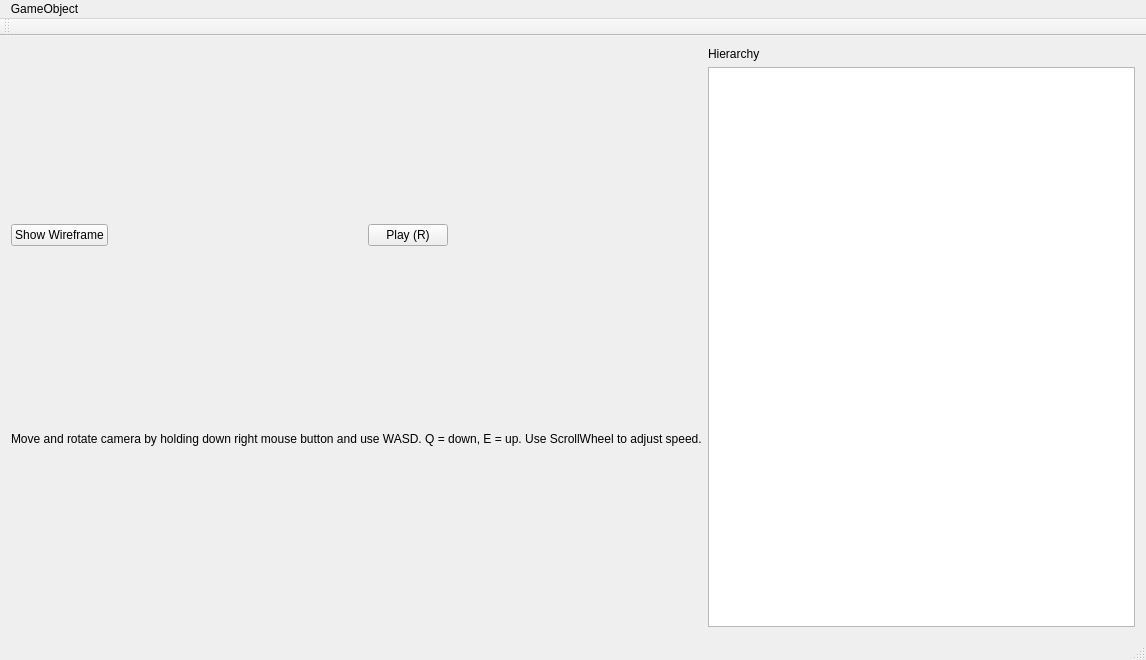
Old version of the form mainwindow.ui in the repository FredrikEik/Game_Engine_Architecture.
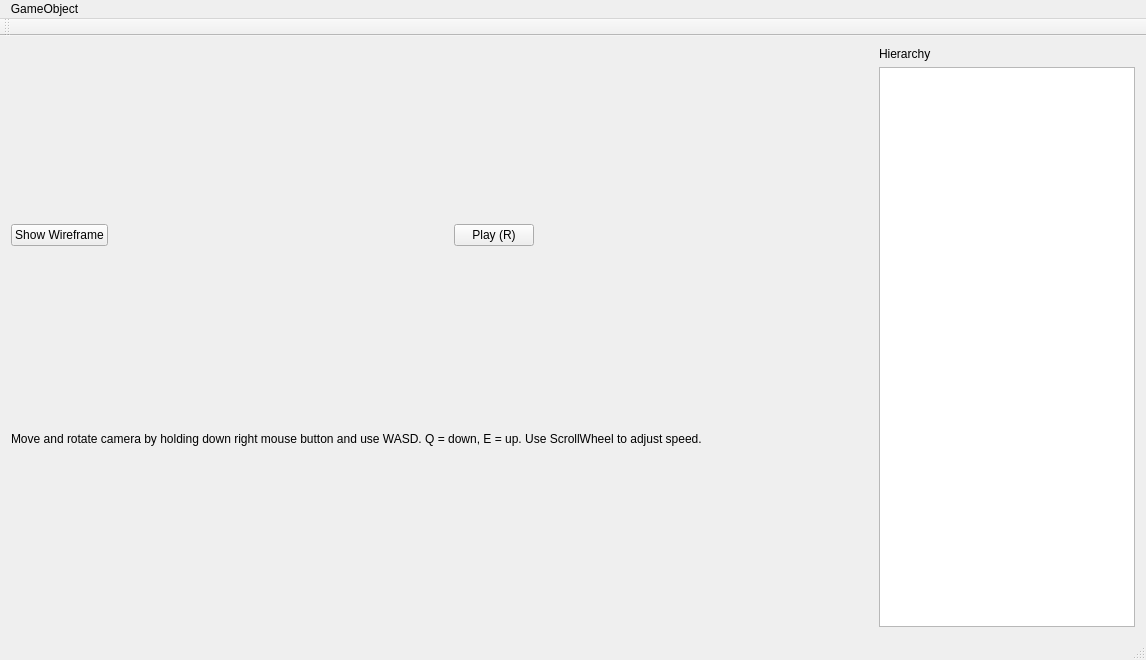
New version of the form.

Commit message: Small beginnings of implementing my collision system from vis & sim into the game engine

The edit to the form file:
```diff
--- a/mainwindow.ui
+++ b/mainwindow.ui
@@ -102,8 +102,15 @@
           </property>
          </widget>
         </item>
-        <item>
-         <widget class="QListWidget" name="GameObjectList"/>
+        <item alignment="Qt::AlignRight">
+         <widget class="QListWidget" name="GameObjectList">
+          <property name="maximumSize">
+           <size>
+            <width>490</width>
+            <height>16777215</height>
+           </size>
+          </property>
+         </widget>
         </item>
        </layout>
       </item>
```
The commit also changes 12 other files.
